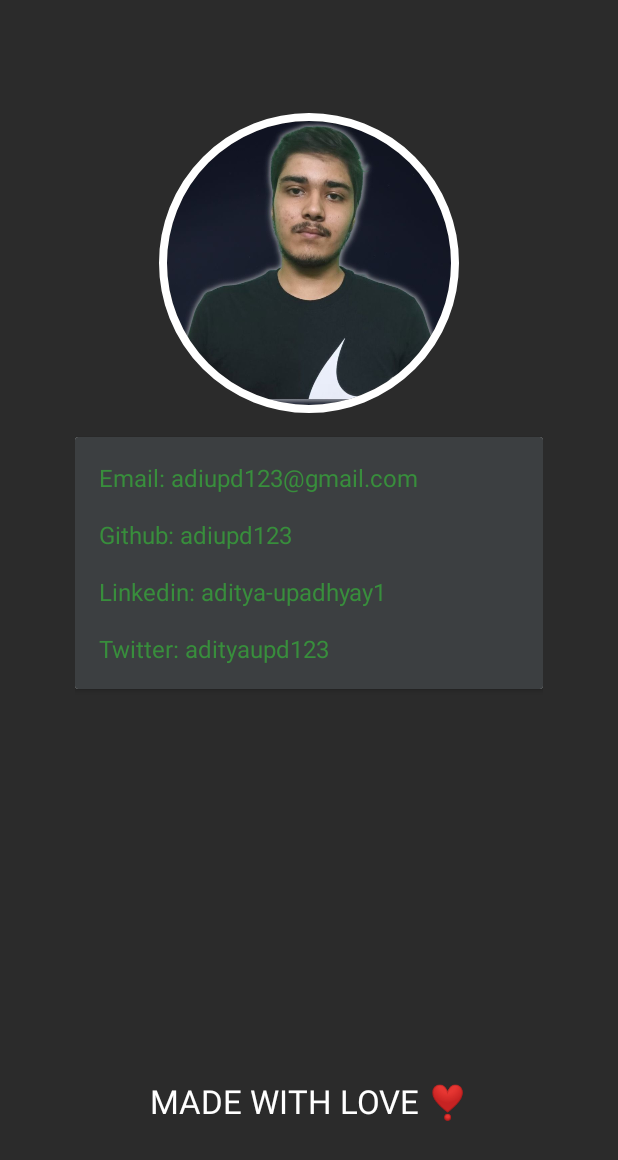
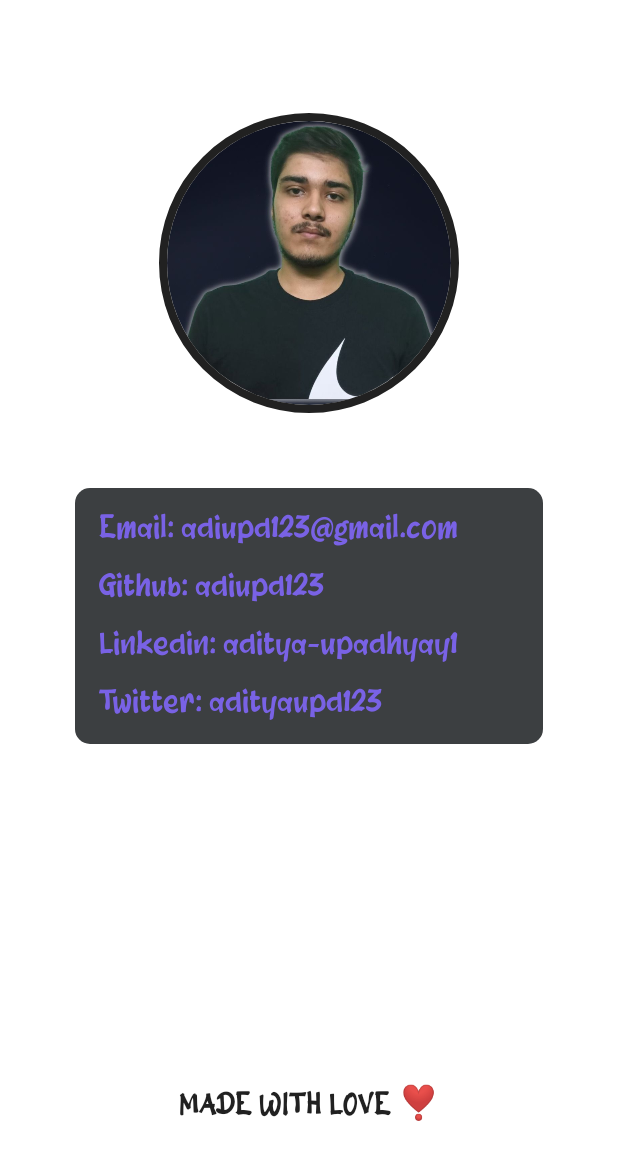
Before and after one commit to adiupd123/FingerTrip, an Android app: the ContactActivity screen opened directly, with no data from a screen before it, on a phone screen of 412 x 824 dp. Shown: the top 1160 px of the screen. Run offline under Robolectric (Android 15) with nearby library versions, the phone set to English and light mode, and no system bars; plain views replace CircularImageView.

Commit message:
UI Changes

```diff
--- a/app/src/main/res/layout/activity_contact.xml
+++ b/app/src/main/res/layout/activity_contact.xml
@@ -8,8 +8,7 @@
     android:paddingTop="75dp"
     android:paddingLeft="50dp"
     android:paddingRight="50dp"
-    android:background="@color/gray_1"
-    tools:context=".activities.ContactActivity">
+    tools:context=".activities.ContactActivity" >
 
     <com.mikhaellopez.circularimageview.CircularImageView
         android:id="@+id/dev_profile_imageView"
@@ -18,7 +17,7 @@
         android:layout_alignParentTop="true"
         android:layout_centerHorizontal="true"
         android:src="@drawable/dev_profile"
-        app:civ_border_color="@color/white"
+        app:civ_border_color="?android:attr/textColorPrimary"
         app:civ_border_width="5dp"
         app:layout_constraintEnd_toEndOf="parent"
         app:layout_constraintStart_toStartOf="parent"
@@ -27,7 +26,8 @@
     <androidx.cardview.widget.CardView
         android:layout_width="match_parent"
         android:layout_height="wrap_content"
-        android:layout_marginTop="16dp"
+        android:layout_marginTop="50dp"
+        app:cardCornerRadius="10dp"
         app:layout_constraintEnd_toEndOf="parent"
         app:layout_constraintStart_toStartOf="parent"
         app:layout_constraintTop_toBottomOf="@id/dev_profile_imageView">
@@ -87,7 +87,8 @@
         android:layout_width="match_parent"
         android:layout_height="wrap_content"
         android:text="MADE WITH LOVE ❣️"
-        android:textColor="@color/white"
+        android:textColor="?android:attr/textColorPrimary"
+        android:fontFamily="@font/anggota"
         android:textSize="22sp"
         android:layout_marginBottom="75dp"
         android:textAlignment="center"
--- a/app/src/main/res/layout/fragment_home.xml
+++ b/app/src/main/res/layout/fragment_home.xml
@@ -4,7 +4,6 @@
     xmlns:tools="http://schemas.android.com/tools"
     android:layout_width="match_parent"
     android:layout_height="match_parent"
-    android:background="@color/gray_1"
     tools:context=".fragments.HomeFragment">
 
     <LinearLayout
@@ -256,8 +255,5 @@
                 android:layout_alignParentTop="true"
                 android:layout_marginTop="8dp"/>
         </RelativeLayout>
-
     </LinearLayout>
-
-
 </ScrollView>
--- a/app/src/main/res/values-night/themes.xml
+++ b/app/src/main/res/values-night/themes.xml
@@ -16,11 +16,6 @@
     <style name="logoImageStyle">
         <item name="android:src">@drawable/app_capybara_logo_white</item>
     </style>
-    <style name="logoStyle">
-        <item name="android:textSize">24sp</item>
-        <item name="android:textColor">@color/white</item>
-        <item name="android:typeface">monospace</item>
-    </style>
     <style name="roundedCorners" parent="">
         <item name="cornerFamily">rounded</item>
         <item name="cornerSizeTopLeft">20dp</item>
--- a/app/src/main/res/values/themes.xml
+++ b/app/src/main/res/values/themes.xml
@@ -19,7 +19,7 @@
     </style>
     <style name="logoStyle">
         <item name="android:textSize">30sp</item>
-        <item name="android:textColor">@color/black</item>
+        <item name="android:textColor">?android:attr/textColorPrimary</item>
         <item name="android:fontFamily">@font/anggota</item>
     </style>
     <style name="roundedCorners" parent="">
@@ -44,8 +44,9 @@
     </style>
 
     <style name="dev_details">
-        <item name="android:textSize">16sp</item>
-        <item name="android:textColor">@color/green_700</item>
+        <item name="android:textSize">22sp</item>
+        <item name="android:fontFamily">@font/anggota</item>
+        <item name="android:textColor">@color/purple</item>
         <item name="android:clickable">true</item>
     </style>
 </resources>
```
